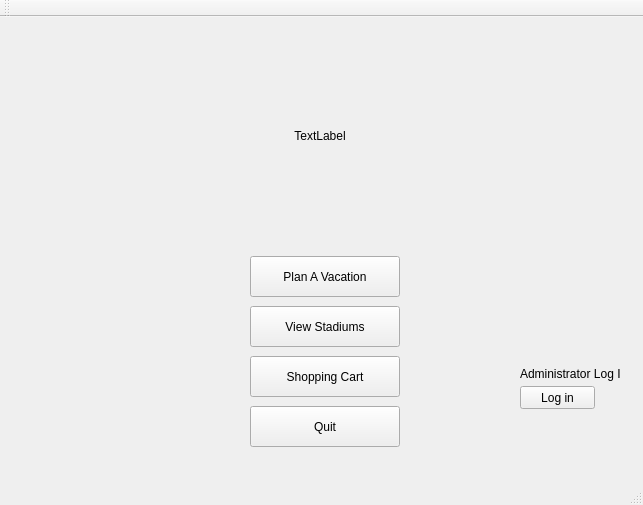
First picture: the form in Stadium_Trip/mainwindow.ui, repository trucnguyen76/CS1D---Project-2, before the edit.
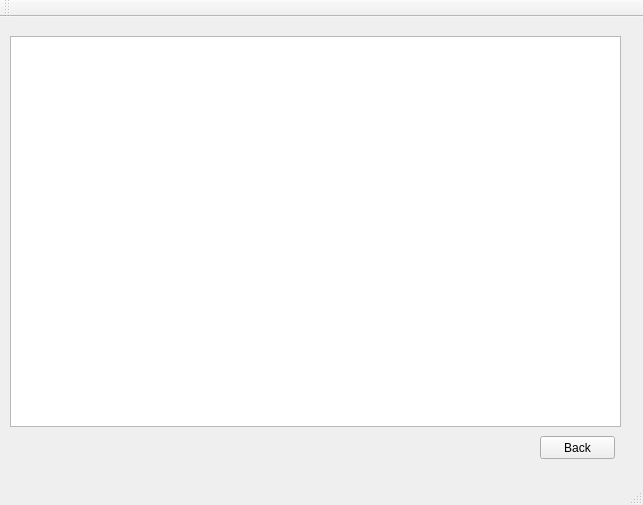
Second picture: the form after the edit. The open tabs and pages were chosen to show the change.

Commit message:
Finish view major league teams
Finish view Major league teams. Still need to edit a little bit in the
format of the date so that I can sort them.
Also have some minor changes in inputFile, so
--->COPY THE NEW input.txt TO YOUR BUILD FOLDER

Diff of the .ui file:
```diff
--- a/Stadium_Trip/mainwindow.ui
+++ b/Stadium_Trip/mainwindow.ui
@@ -182,6 +182,50 @@
       </property>
       <property name="text">
        <string>Grass Surface Stadiums</string>
+      </property>
+     </widget>
+     <widget class="QPushButton" name="pushButton_12">
+      <property name="geometry">
+       <rect>
+        <x>270</x>
+        <y>360</y>
+        <width>75</width>
+        <height>23</height>
+       </rect>
+      </property>
+      <property name="text">
+       <string>Back</string>
+      </property>
+     </widget>
+    </widget>
+    <widget class="QWidget" name="viewMajorLeaguePage">
+     <widget class="QPushButton" name="pushButton_11">
+      <property name="geometry">
+       <rect>
+        <x>540</x>
+        <y>420</y>
+        <width>75</width>
+        <height>23</height>
+       </rect>
+      </property>
+      <property name="text">
+       <string>Back</string>
+      </property>
+     </widget>
+     <widget class="QTableWidget" name="viewMajorLeagueTable">
+      <property name="geometry">
+       <rect>
+        <x>10</x>
+        <y>20</y>
+        <width>611</width>
+        <height>391</height>
+       </rect>
+      </property>
+      <property name="editTriggers">
+       <set>QAbstractItemView::NoEditTriggers</set>
+      </property>
+      <property name="sortingEnabled">
+       <bool>true</bool>
       </property>
      </widget>
     </widget>
```
Left out of the diff: 2 changed lines with no effect on the pictures. The commit also changes 7 other files.
